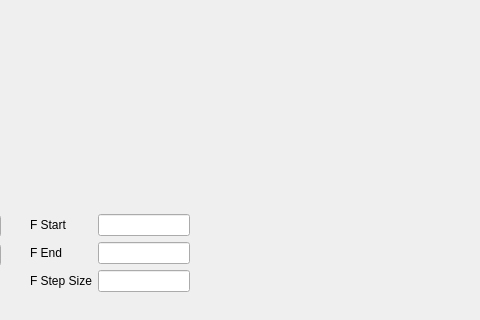
MechRedPanda/red-panda-afm, file gui/ui/focus_widget.ui: the form before one commit; both pictures show x 100 to 580 and y 166 to 486 of the 580 by 486 pixel window.
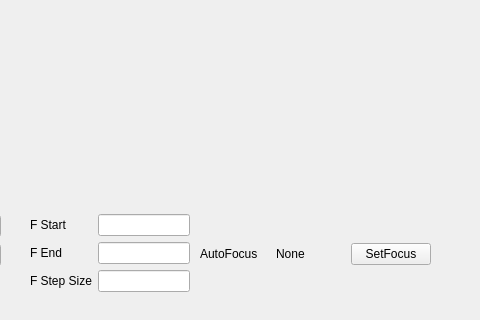
The form after the commit. Custom widgets are drawn as their Qt base class.

Commit message: add gui for focus and approachx

What changed in the file:
```diff
--- a/gui/ui/focus_widget.ui
+++ b/gui/ui/focus_widget.ui
@@ -109,6 +109,39 @@
     </item>
    </layout>
   </widget>
+  <widget class="QWidget" name="horizontalLayoutWidget">
+   <property name="geometry">
+    <rect>
+     <x>300</x>
+     <y>380</y>
+     <width>231</width>
+     <height>80</height>
+    </rect>
+   </property>
+   <layout class="QHBoxLayout" name="horizontalLayout">
+    <item>
+     <widget class="QLabel" name="label_4">
+      <property name="text">
+       <string>AutoFocus</string>
+      </property>
+     </widget>
+    </item>
+    <item>
+     <widget class="QLabel" name="auto_focus_value">
+      <property name="text">
+       <string>None</string>
+      </property>
+     </widget>
+    </item>
+    <item>
+     <widget class="QPushButton" name="set_auto_focus">
+      <property name="text">
+       <string>SetFocus</string>
+      </property>
+     </widget>
+    </item>
+   </layout>
+  </widget>
  </widget>
  <customwidgets>
   <customwidget>
```
The commit also changes 17 other files.
